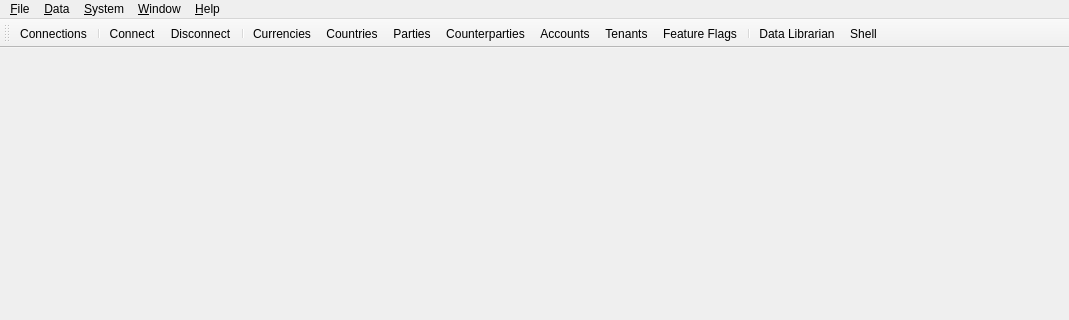
Old version of the form projects/ores.qt/ui/MainWindow.ui in the repository OreStudio/OreStudio; both pictures show x 0 to 1069 and y 0 to 320 of the 1069 by 672 pixel window.
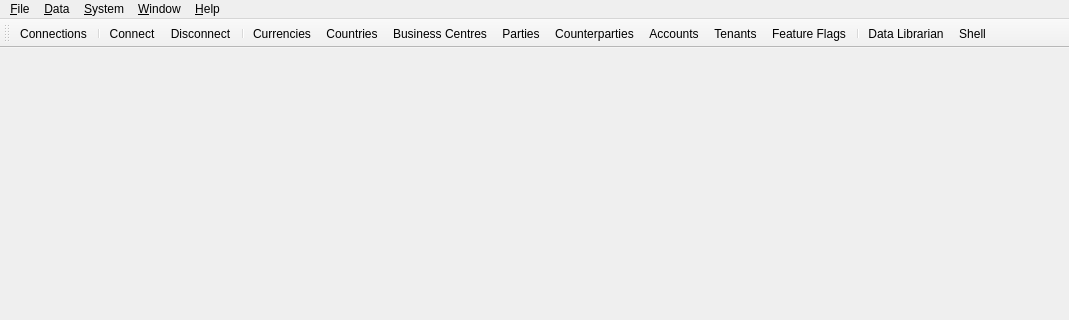
New version of the form.

Commit message:
[qt] Add Qt UI support for business centre entity
Add paginated list window, detail dialog, history dialog, and
controller for the business_centre domain type with full CRUD
and version history support.

Diff of the .ui file:
```diff
--- a/projects/ores.qt/ui/MainWindow.ui
+++ b/projects/ores.qt/ui/MainWindow.ui
@@ -193,6 +193,7 @@
    <addaction name="separator"/>
    <addaction name="CurrenciesAction"/>
    <addaction name="CountriesAction"/>
+   <addaction name="ActionBusinessCentres"/>
    <addaction name="ActionParties"/>
    <addaction name="ActionCounterparties"/>
    <addaction name="ActionAccounts"/>
@@ -507,6 +508,14 @@
     <string>Manage external counterparties</string>
    </property>
   </action>
+  <action name="ActionBusinessCentres">
+   <property name="text">
+    <string>&amp;Business Centres</string>
+   </property>
+   <property name="toolTip">
+    <string>Manage business centre reference data</string>
+   </property>
+  </action>
   <action name="ActionOnboardTenant">
    <property name="text">
     <string>&amp;Onboard Tenant...</string>
```
Left out of the diff: 1 changed line with no effect on the pictures. The commit also changes 14 other files.
